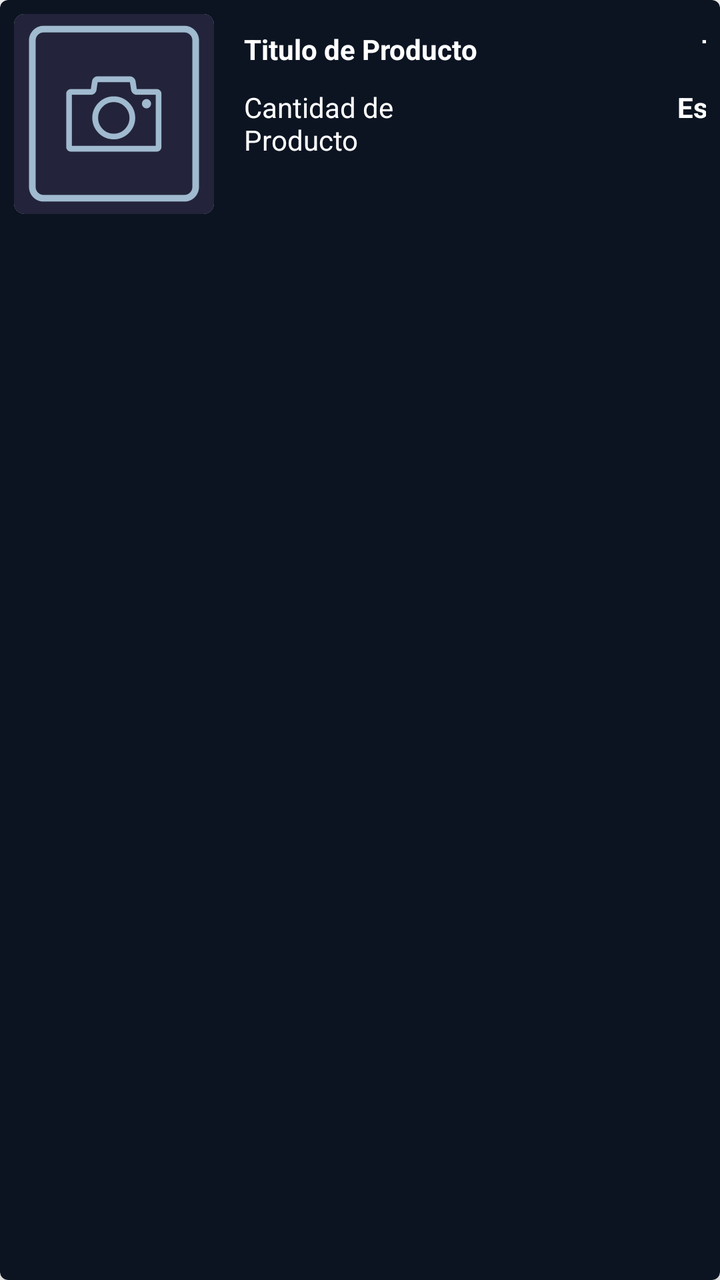
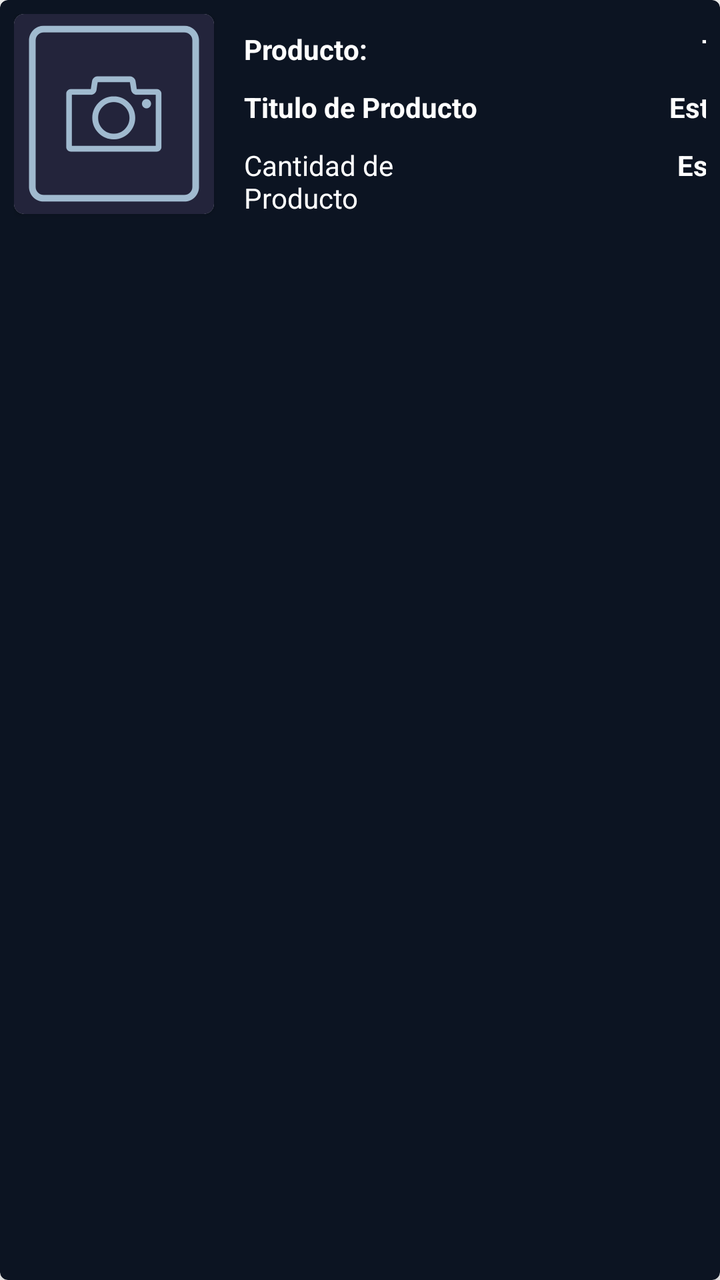

Screens rendered from an Android XML layout before and after an edit, with the pre-edit source and the edit as a unified diff.
<!-- AndroidManifest.xml: application theme Theme.UNIverse -->
<!-- res/layout/order_check.xml -->
<?xml version="1.0" encoding="utf-8"?>
<androidx.cardview.widget.CardView xmlns:android="http://schemas.android.com/apk/res/android"
    android:layout_width="match_parent"
    android:layout_height="wrap_content"
    xmlns:app="http://schemas.android.com/apk/res-auto"
    android:id="@+id/card_view_order"
    app:cardBackgroundColor="@color/post"
    android:layout_margin="8dp"
    app:cardCornerRadius="4dp"
    app:contentPadding="2dp"
    app:cardElevation="6dp">

    <LinearLayout
        android:layout_width="match_parent"
        android:layout_height="wrap_content"
        android:orientation="horizontal"
        android:padding="5dp">
        <androidx.cardview.widget.CardView
            android:layout_width="100dp"
            android:layout_height="100dp"
            app:cardCornerRadius="5dp">
            <ImageView
                android:layout_width="wrap_content"
                android:layout_height="wrap_content"
                android:src="@drawable/ic_foto_update"/>
        </androidx.cardview.widget.CardView>
        <LinearLayout
            android:layout_width="wrap_content"
            android:layout_height="wrap_content"
            android:layout_marginStart="10dp"
            android:layout_marginTop="3dp"
            android:orientation="vertical">
            <TextView
                android:layout_width="140dp"
                android:layout_height="wrap_content"
                android:padding="5dp"
                android:text="Titulo de Producto"
                android:textColor="@color/white"
                android:textStyle="bold"/>
            <TextView
                android:layout_width="140dp"
                android:layout_height="wrap_content"
                android:padding="5dp"
                android:text="Cantidad de Producto"
                android:textColor="@color/white" />
        </LinearLayout>
        <LinearLayout
            android:layout_width="wrap_content"
            android:layout_height="wrap_content"
            android:layout_marginStart="10dp"
            android:layout_marginTop="3dp"
            android:orientation="vertical">
            <TextView
                android:layout_width="120dp"
                android:layout_height="wrap_content"
                android:padding="5dp"
                android:text="Total"
                android:textAlignment="textEnd"
                android:textColor="@color/white"
                android:textStyle="bold"/>
            <TextView
                android:layout_width="120dp"
                android:layout_height="wrap_content"
                android:padding="5dp"
                android:text="Estado"
                android:textAlignment="textEnd"
                android:textColor="@color/white"
                android:textStyle="bold"/>
        </LinearLayout>
    </LinearLayout>

</androidx.cardview.widget.CardView>
<!-- resources referenced by this layout -->
<resources>
  <color name="post">#0C1422</color>
  <color name="white">#FFFFFFFF</color>
  <!-- drawable ic_foto_update: png bitmap (drawable, 8267 bytes) -->
  <style name="Theme.UNIverse" parent="Theme.MaterialComponents.DayNight.NoActionBar">
          
          <item name="colorPrimary">@color/cyan</item>
          <item name="colorPrimaryVariant">@color/purple_700</item>
          <item name="colorOnPrimary">@color/white</item>
          
          <item name="colorSecondary">@color/teal_200</item>
          <item name="colorSecondaryVariant">@color/teal_700</item>
          <item name="colorOnSecondary">@color/black</item>
          
          <item name="android:statusBarColor">?attr/colorPrimaryVariant</item>
          
          <item name="colorButtonNormal">@color/cyan</item>
      </style>
  <color name="cyan">#049B90</color>
  <color name="purple_700">#FF3700B3</color>
  <color name="teal_200">#FF03DAC5</color>
  <color name="teal_700">#FF018786</color>
  <color name="black">#FF000000</color>
</resources>

<!-- the commit's change to res/layout/order_check.xml (unified diff, before → after) -->
@@ -20,6 +20,7 @@
             android:layout_height="100dp"
             app:cardCornerRadius="5dp">
             <ImageView
+                android:id="@+id/orderCheck_photo"
                 android:layout_width="wrap_content"
                 android:layout_height="wrap_content"
                 android:src="@drawable/ic_foto_update"/>
@@ -34,10 +35,19 @@
                 android:layout_width="140dp"
                 android:layout_height="wrap_content"
                 android:padding="5dp"
+                android:text="Producto:"
+                android:textColor="@color/white"
+                android:textStyle="bold"/>
+            <TextView
+                android:id="@+id/orderCheck_titulo"
+                android:layout_width="140dp"
+                android:layout_height="wrap_content"
+                android:padding="5dp"
                 android:text="Titulo de Producto"
                 android:textColor="@color/white"
                 android:textStyle="bold"/>
             <TextView
+                android:id="@+id/orderCheck_cant"
                 android:layout_width="140dp"
                 android:layout_height="wrap_content"
                 android:padding="5dp"
@@ -51,6 +61,7 @@
             android:layout_marginTop="3dp"
             android:orientation="vertical">
             <TextView
+                android:id="@+id/orderCheck_total"
                 android:layout_width="120dp"
                 android:layout_height="wrap_content"
                 android:padding="5dp"
@@ -62,6 +73,15 @@
                 android:layout_width="120dp"
                 android:layout_height="wrap_content"
                 android:padding="5dp"
+                android:text="Estado:"
+                android:textAlignment="textEnd"
+                android:textColor="@color/white"
+                android:textStyle="bold"/>
+            <TextView
+                android:id="@+id/orderCheck_state"
+                android:layout_width="120dp"
+                android:layout_height="wrap_content"
+                android:padding="5dp"
                 android:text="Estado"
                 android:textAlignment="textEnd"
                 android:textColor="@color/white"
